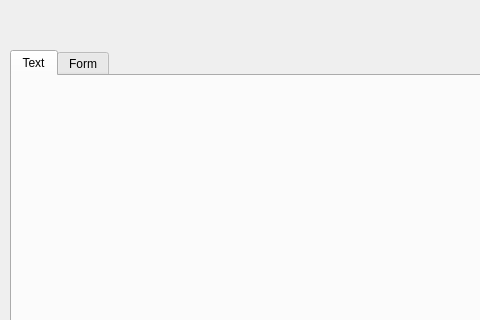
First picture: the form in src/char/ParserWindow.ui, repository guyvdb/Multi-Touch, before the edit; both pictures show x 0 to 480 and y 0 to 320 of the 698 by 611 pixel window.
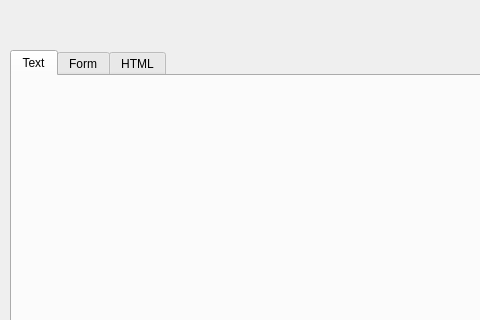
Second picture: the form after the edit.

Commit message: Cleaned up Char Sheet Widget. It now shows HTML5 forms hooked into the C++ engine

```diff
--- a/src/char/ParserWindow.ui
+++ b/src/char/ParserWindow.ui
@@ -62,6 +62,11 @@
       <string>Form</string>
      </attribute>
     </widget>
+    <widget class="QWidget" name="tabHtml">
+     <attribute name="title">
+      <string>HTML</string>
+     </attribute>
+    </widget>
    </widget>
   </widget>
   <widget class="QStatusBar" name="statusBar"/>
```
The commit also changes 14 other files.
